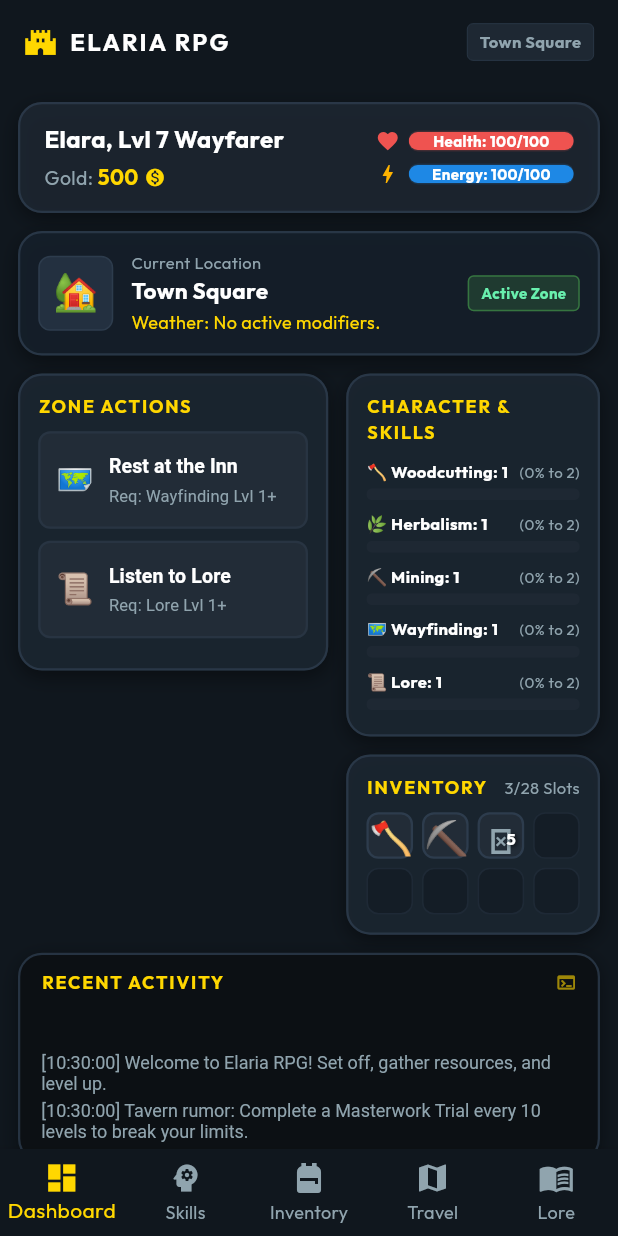
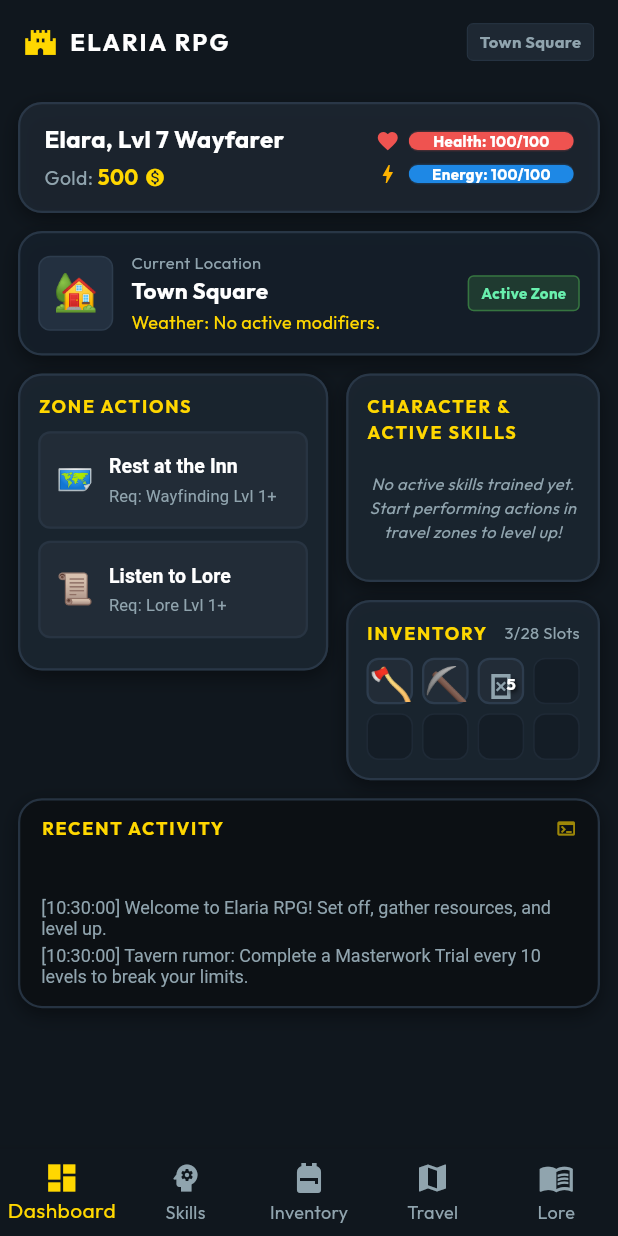
Before and after one commit to MrBeastyCakes/FlutteRPG, a Flutter app: the screen it shows after launch, on a phone screen of 412 x 824 dp. Run offline on Flutter 3.47's test engine with Material 3 defaults, Android fonts, the phone set to English and light mode, and no system bars; our stand-ins replace google_fonts.

Commit message:
Filter dashboard skills to show only active, trained skills sorted by level and XP

```diff
--- a/lib/views/dashboard_view.dart
+++ b/lib/views/dashboard_view.dart
@@ -388,14 +388,17 @@ class DashboardView extends StatelessWidget {
   }
 
   Widget _buildSkillsPanel(GameEngine engine) {
-    // Show top 5 skills on dashboard
-    final listSkills = [
-      SkillType.woodcutting,
-      SkillType.herbalism,
-      SkillType.mining,
-      SkillType.wayfinding,
-      SkillType.lore,
-    ];
+    // Get all skills that have been trained (level > 1 or xp > 0)
+    final activeSkills = engine.skills.values
+        .where((skill) => skill.level > 1 || skill.xp > 0)
+        .toList();
+
+    // Sort by level descending, then by xp descending
+    activeSkills.sort((a, b) {
+      int cmp = b.level.compareTo(a.level);
+      if (cmp != 0) return cmp;
+      return b.xp.compareTo(a.xp);
+    });
 
     return Container(
       decoration: GameTheme.glassCardDecoration(),
@@ -404,7 +407,7 @@ class DashboardView extends StatelessWidget {
         crossAxisAlignment: CrossAxisAlignment.stretch,
         children: [
           const Text(
-            'CHARACTER & SKILLS',
+            'CHARACTER & ACTIVE SKILLS',
             style: TextStyle(
               color: GameTheme.accentGold,
               fontSize: 12,
@@ -413,8 +416,22 @@ class DashboardView extends StatelessWidget {
             ),
           ),
           const SizedBox(height: 6),
-          ...listSkills.map((type) {
-            final skill = engine.skills[type]!;
+          if (activeSkills.isEmpty)
+            const Padding(
+              padding: EdgeInsets.symmetric(vertical: 12.0),
+              child: Text(
+                'No active skills trained yet. Start performing actions in travel zones to level up!',
+                style: TextStyle(
+                  color: GameTheme.textMuted,
+                  fontSize: 11,
+                  fontStyle: FontStyle.italic,
+                ),
+                textAlign: TextAlign.center,
+              ),
+            )
+          else
+            ...activeSkills.map((skill) {
+              final type = skill.type;
               final color = GameTheme.getSkillColor(type);
 
               return Padding(
```
Lines whose indentation alone changed are shown as unchanged.
